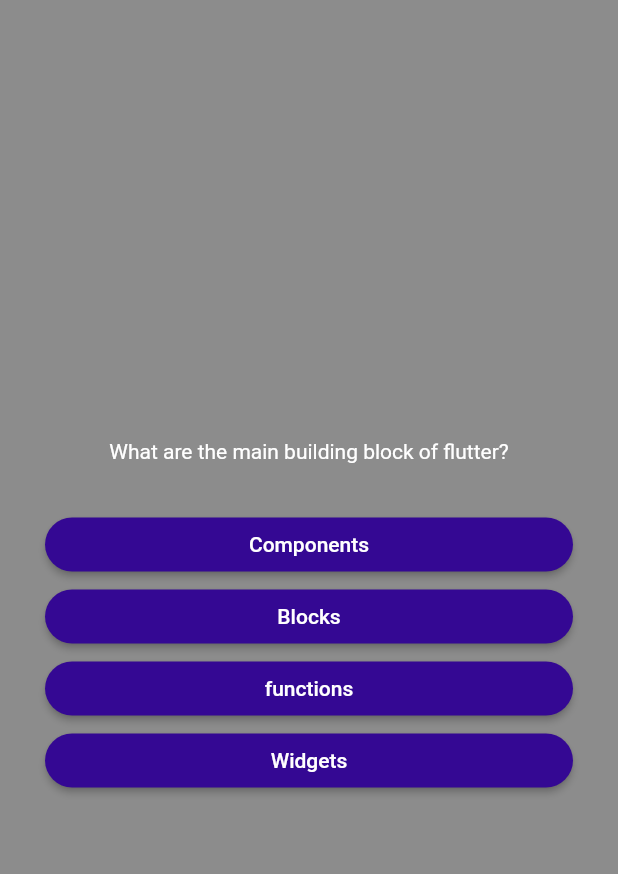
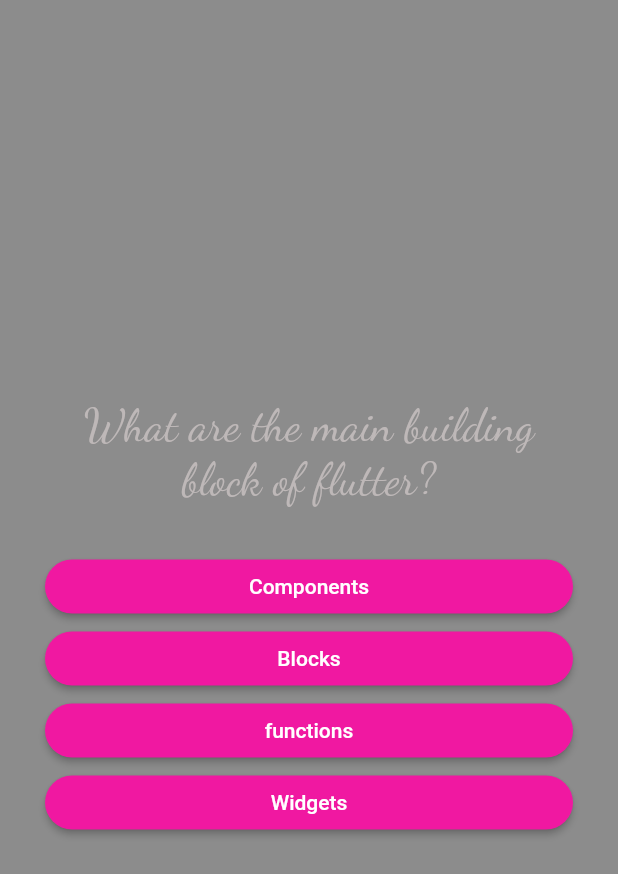
Before and after one commit to TarMuradyan99/quiz-app, a Flutter app: the screen it shows after launch, after a tap on "Start Quiz", on a phone screen of 412 x 824 dp. Shown: the top 874 px of the screen. Run offline on Flutter 3.47's test engine with Material 2 defaults, Android fonts, the phone set to English and light mode, and no system bars; our stand-ins replace google_fonts.

Commit message:
adding_Google_fonts

```diff
--- a/quize_app/lib/answer_button.dart
+++ b/quize_app/lib/answer_button.dart
@@ -10,7 +10,7 @@ class AnswerButton extends StatelessWidget {
         onPressed: onTap,
         style: ElevatedButton.styleFrom(
           padding: const EdgeInsets.symmetric(vertical: 10,horizontal: 40),
-          backgroundColor:const Color.fromARGB(255, 52, 8, 147),
+          backgroundColor:Color.fromARGB(255, 240, 24, 161),
           foregroundColor:const Color.fromARGB(255, 255, 255, 255),
           shape:RoundedRectangleBorder(borderRadius: BorderRadius.circular(40)),
         ),
--- a/quize_app/lib/home_page_design.dart
+++ b/quize_app/lib/home_page_design.dart
@@ -1,4 +1,5 @@
 import 'package:flutter/material.dart';
+import 'package:google_fonts/google_fonts.dart';
 
 class Gradient_container extends StatelessWidget {
   const Gradient_container(this.startQuiz, {super.key});
@@ -14,22 +15,21 @@ class Gradient_container extends StatelessWidget {
               image: AssetImage('assets/images/back.jpg'),
               height: 500,
             ),
-            const Padding(
+             Padding(
               padding: EdgeInsets.only(bottom: 30.0),
               child: Text(
                 'Learn Flutter The fun way!',
-                style: TextStyle(
-                  fontSize: 20,
-                  fontFamily: AutofillHints.addressCity,
+                style: GoogleFonts.pacifico(
+                  fontSize: 30,
                   color: Color.fromRGBO(255, 106, 180, 1),
                   shadows: <Shadow>[
-                    Shadow(
+                   const Shadow(
                       offset: Offset(1, 1),
                       blurRadius: 3.0,
                       color: Color.fromARGB(255, 255, 255, 255),
                     ),
-                    Shadow(
-                      offset: Offset(1.0, 1.0),
+                   const Shadow(
+                      offset: Offset(0.5, 0.5),
                       blurRadius: 3.0,
                       color: Color.fromRGBO(255, 255, 255, 1),
                     ),
@@ -37,7 +37,7 @@ class Gradient_container extends StatelessWidget {
                 ),
               ),
             ),
-            SizedBox(
+          const  SizedBox(
               height: 80,
             ),
             OutlinedButton.icon(
@@ -45,7 +45,7 @@ class Gradient_container extends StatelessWidget {
                 startQuiz();
               },
               style: OutlinedButton.styleFrom(
-                foregroundColor: Color.fromRGBO(33, 215, 243, 1),
+                foregroundColor:const Color.fromRGBO(33, 215, 243, 1),
               ),
               label: const Text(
                 'Start Quiz',
--- a/quize_app/lib/questions_screen.dart
+++ b/quize_app/lib/questions_screen.dart
@@ -1,6 +1,7 @@
 import 'package:flutter/material.dart';
 import 'package:quize_app/answer_button.dart';
 import 'package:quize_app/data/questions.dart';
+import 'package:google_fonts/google_fonts.dart';
 
 class QuestionsScreen extends StatefulWidget {
   const QuestionsScreen({super.key});
@@ -11,18 +12,16 @@ class QuestionsScreen extends StatefulWidget {
 }
 
 class _QuestionsScreenState extends State<QuestionsScreen> {
+ final List<String> selectedAnswers = [];
 
   var currentQuestionIndex = 0;
   void answerQuestion() {
     setState(() {
-        if(currentQuestionIndex < questions.length-1)
-      currentQuestionIndex++;
+      if (currentQuestionIndex < questions.length - 1) currentQuestionIndex++;
     });
-
   }
 
-
-   @override
+  @override
   Widget build(context) {
     final currentQuestions = questions[currentQuestionIndex];
     return SizedBox(
@@ -35,7 +34,10 @@ class _QuestionsScreenState extends State<QuestionsScreen> {
           children: [
             Text(
               currentQuestions.text,
-              style: const TextStyle(color: Colors.white),
+              style: GoogleFonts.dancingScript(
+                color: const Color.fromARGB(255, 190, 184, 184),
+                fontSize: 30,
+              ),
               textAlign: TextAlign.center,
             ),
             const SizedBox(
@@ -43,6 +45,7 @@ class _QuestionsScreenState extends State<QuestionsScreen> {
             ),
             ...currentQuestions.getShuffledList().map((answer) {
               return AnswerButton(answerText: answer, onTap: answerQuestion);
+
             })
           ],
         ),
--- a/quize_app/pubspec.yaml
+++ b/quize_app/pubspec.yaml
@@ -35,6 +35,7 @@ dependencies:
   # The following adds the Cupertino Icons font to your application.
   # Use with the CupertinoIcons class for iOS style icons.
   cupertino_icons: ^1.0.2
+  google_fonts: ^4.0.4
 
 dev_dependencies:
   flutter_test:
```
Also changed, not shown: quize_app/pubspec.lock, 1 other file.
